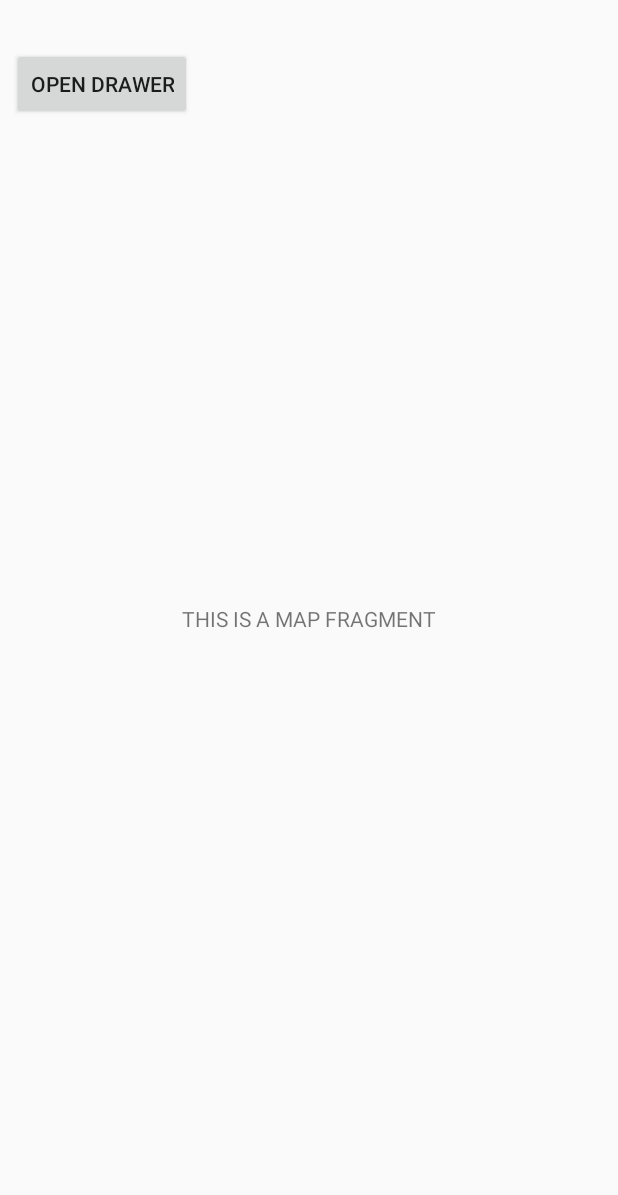
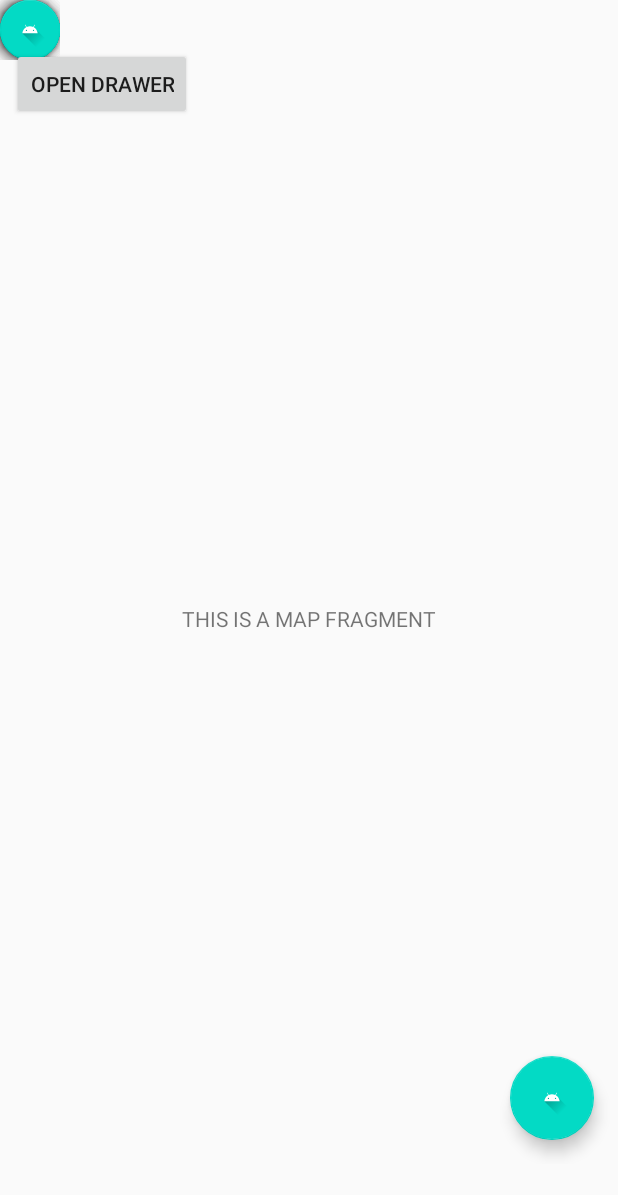
Before and after one commit to hbrtose/EniroNavigationPrototype, an Android app: the screen it shows after launch (MapActivity), on a phone screen of 412 x 824 dp. Shown: the top 1195 px of the screen. Run offline under Robolectric (Android 15) with nearby library versions, the phone set to English and light mode, and no system bars; our stand-ins replace Dagger/Hilt's generated code, RxJava.

Commit message:
unfinished fab

```diff
--- a/app/src/main/java/com/eniro/nautical/presentation/scene/map/NauticalMapFragment.kt
+++ b/app/src/main/java/com/eniro/nautical/presentation/scene/map/NauticalMapFragment.kt
@@ -4,24 +4,40 @@ import android.os.Bundle
 import android.view.LayoutInflater
 import android.view.View
 import android.view.ViewGroup
+import android.widget.Toast
 import androidx.fragment.app.activityViewModels
+import com.eniro.nautical.R
 import com.eniro.nautical.databinding.FragmentNauticalMapBinding
-import com.eniro.nautical.presentation.base.BaseFragment
 import com.eniro.nautical.presentation.base.BaseViewBindingFragment
-import com.eniro.nautical.presentation.scene.map.NavCoordinatorViewModel
+import com.eniro.nautical.presentation.util.floatingactionmenu.FloatingActionMenuItem
 import dagger.hilt.android.AndroidEntryPoint
 
 @AndroidEntryPoint
 class NauticalMapFragment: BaseViewBindingFragment<FragmentNauticalMapBinding, NauticalMapViewModel>(NauticalMapViewModel::class) {
 
     private val navCoordinatorViewModel: NavCoordinatorViewModel by activityViewModels()
-
     override fun bind(inflater: LayoutInflater, container: ViewGroup?): FragmentNauticalMapBinding {
         return FragmentNauticalMapBinding.inflate(inflater, container, false)
     }
 
     override fun onViewCreated(view: View, savedInstanceState: Bundle?) {
         super.onViewCreated(view, savedInstanceState)
+        binding.fabMain.addVerticalItems(listOf(
+            FloatingActionMenuItem(R.drawable.ic_launcher_foreground, R.string.app_name) { Toast.makeText(context, "poi", Toast.LENGTH_LONG).show() },
+            FloatingActionMenuItem(R.drawable.ic_launcher_foreground, R.string.app_name) { Toast.makeText(context, "ais", Toast.LENGTH_LONG).show() },
+            FloatingActionMenuItem(R.drawable.ic_launcher_foreground, R.string.app_name) { Toast.makeText(context, "harbor", Toast.LENGTH_LONG).show() }
+        ))
+        binding.fabMain.addHorizontalItems(listOf(
+            FloatingActionMenuItem(R.drawable.ic_launcher_foreground, R.string.app_name) { Toast.makeText(context, "nautical", Toast.LENGTH_LONG).show() },
+            FloatingActionMenuItem(R.drawable.ic_launcher_foreground, R.string.app_name) { Toast.makeText(context, "aerial", Toast.LENGTH_LONG).show() },
+            FloatingActionMenuItem(R.drawable.ic_launcher_foreground, R.string.app_name) { Toast.makeText(context, "hybrid", Toast.LENGTH_LONG).show() }
+        ))
         binding.drawerOpener.setOnClickListener { navCoordinatorViewModel.openDrawer() }
+        binding.fabMain.getButton().setOnClickListener { viewModel.toggleFab() }
+        viewModel.fabExpanded.observe(viewLifecycleOwner, { toggleFab(it) })
+    }
+
+    private fun toggleFab(open: Boolean) {
+        binding.fabMain.toggle(open)
     }
 }
--- a/app/src/main/java/com/eniro/nautical/presentation/scene/map/NauticalMapViewModel.kt
+++ b/app/src/main/java/com/eniro/nautical/presentation/scene/map/NauticalMapViewModel.kt
@@ -1,9 +1,22 @@
 package com.eniro.nautical.presentation.scene.map
 
+import androidx.lifecycle.LiveData
+import androidx.lifecycle.MutableLiveData
 import com.eniro.nautical.presentation.base.BaseViewModel
 import dagger.hilt.android.lifecycle.HiltViewModel
 import javax.inject.Inject
 
 @HiltViewModel
 class NauticalMapViewModel @Inject constructor() : BaseViewModel() {
+
+    private val _fabExpanded = MutableLiveData<Boolean>()
+    val fabExpanded: LiveData<Boolean> = _fabExpanded
+
+    init {
+        _fabExpanded.value = false
+    }
+
+    fun toggleFab() {
+        _fabExpanded.value = _fabExpanded.value?.not()
+    }
 }
--- a/app/src/main/java/com/eniro/nautical/presentation/scene/menu/MainMenuAdapter.kt
+++ b/app/src/main/java/com/eniro/nautical/presentation/scene/menu/MainMenuAdapter.kt
@@ -4,7 +4,6 @@ import android.view.LayoutInflater
 import android.view.ViewGroup
 import androidx.recyclerview.widget.RecyclerView
 import com.eniro.nautical.databinding.ItemMainMenuBinding
-import com.eniro.nautical.util.visible
 
 class MainMenuAdapter(private val items: List<MainMenuItem>): RecyclerView.Adapter<MainMenuAdapter.MainMenuHolder>() {
 
@@ -24,13 +23,8 @@ class MainMenuAdapter(private val items: List<MainMenuItem>): RecyclerView.Adapt
         fun bind(item: MainMenuItem) {
             binding.icon.setImageResource(item.icon)
             binding.title.setText(item.name)
-            item.onSwitch?.let {
-                binding.toggle.setOnCheckedChangeListener { _, isChecked -> it(isChecked) }
-            } ?: binding.toggle.visible(false)
             binding.root.setOnClickListener {
-                if (item.onSwitch == null || binding.toggle.isChecked) {
-                    item.onClick()
-                }
+                item.onClick()
             }
         }
     }
--- a/app/src/main/java/com/eniro/nautical/presentation/scene/menu/MainMenuFragment.kt
+++ b/app/src/main/java/com/eniro/nautical/presentation/scene/menu/MainMenuFragment.kt
@@ -31,35 +31,15 @@ class MainMenuFragment: BaseViewBindingFragment<FragmentMenuMainBinding, MainMen
 
     private fun getMainMenu(): List<MainMenuItem> {
         return listOf(
-            MainMenuItem(
-                R.mipmap.ic_launcher,
-                R.string.products,
-                { findNavController().navigate(R.id.action_mainMenuFragment_to_productsFragment) },
-                null
-             ),
-            MainMenuItem(
-                R.mipmap.ic_launcher,
-                R.string.pois,
-                { findNavController().navigate(R.id.action_mainMenuFragment_to_POIListFragment) },
-                {
-                    if (it) {
-                        navCoordinatorViewModel.removeOverlays()
-                        navCoordinatorViewModel.showPois()
-                    } else {
-                        navCoordinatorViewModel.hidePois()
-                    }
-                }
-            ),
-            MainMenuItem(
-                R.mipmap.ic_launcher,
-                R.string.search,
-                {
-                    navCoordinatorViewModel.closeDrawer()
-                    navCoordinatorViewModel.removeOverlays()
-                    navCoordinatorViewModel.navigateToOverlay(R.id.action_nauticalMapFragment_to_geoSearchOverlayFragment)
-                },
-                null
-            )
+            MainMenuItem(R.mipmap.ic_launcher, R.string.products) {
+                findNavController().navigate(R.id.action_mainMenuFragment_to_productsFragment) },
+            MainMenuItem(R.mipmap.ic_launcher, R.string.pois) {
+                findNavController().navigate(R.id.action_mainMenuFragment_to_POIListFragment) },
+            MainMenuItem(R.mipmap.ic_launcher, R.string.search) {
+                navCoordinatorViewModel.closeDrawer()
+                navCoordinatorViewModel.removeOverlays()
+                navCoordinatorViewModel.navigateToOverlay(R.id.action_nauticalMapFragment_to_geoSearchOverlayFragment)
+            }
         )
     }
 }
--- a/app/src/main/java/com/eniro/nautical/presentation/scene/menu/MainMenuItem.kt
+++ b/app/src/main/java/com/eniro/nautical/presentation/scene/menu/MainMenuItem.kt
@@ -6,6 +6,5 @@ import androidx.annotation.StringRes
 data class MainMenuItem(
     @DrawableRes val icon: Int,
     @StringRes val name: Int,
-    val onClick: () -> Unit,
-    val onSwitch: ((Boolean) -> Unit)?
+    val onClick: () -> Unit
 )
--- /dev/null
+++ b/app/src/main/java/com/eniro/nautical/presentation/util/floatingactionmenu/FloatingActionLabelButton.kt
@@ -0,0 +1,82 @@
+package com.eniro.nautical.presentation.util.floatingactionmenu
+
+import android.content.Context
+import android.util.AttributeSet
+import android.widget.TextView
+import android.widget.Toast
+import androidx.annotation.ColorRes
+import androidx.annotation.DrawableRes
+import androidx.annotation.StringRes
+import androidx.constraintlayout.widget.ConstraintLayout
+import androidx.core.content.ContextCompat
+import com.eniro.nautical.R
+import com.google.android.material.floatingactionbutton.FloatingActionButton
+
+class FloatingActionLabelSideButton @JvmOverloads constructor(context: Context, attrs: AttributeSet? = null, defStyleAttr: Int = 0)
+    : FloatingActionLabelButton(context, attrs, defStyleAttr) {
+
+    override val layoutRes: Int
+        get() = R.layout.floating_action_label_side_button
+}
+
+class FloatingActionLabelBelowButton @JvmOverloads constructor(context: Context, attrs: AttributeSet? = null, defStyleAttr: Int = 0)
+    : FloatingActionLabelButton(context, attrs, defStyleAttr) {
+
+    override val layoutRes: Int
+        get() = R.layout.floating_action_label_below_button
+}
+
+abstract class FloatingActionLabelButton @JvmOverloads constructor(context: Context, attrs: AttributeSet? = null, defStyleAttr: Int = 0)
+    : ConstraintLayout(context, attrs, defStyleAttr) {
+
+//    private var buttonColor: Int
+//    private var textColor: Int
+//    private var labelText: String
+//    private var icon: Int
+    private val textView: TextView
+    private val button: FloatingActionButton
+
+    abstract val layoutRes: Int
+
+    init {
+        inflate(context, layoutRes, this)
+//        context.theme.obtainStyledAttributes(attrs, R.styleable.FloatingActionLabelButton, 0 ,0).apply {
+//            try {
+//                buttonColor = getResourceId(R.styleable.FloatingActionLabelButton_button_color, 0)
+//                textColor = getResourceId(R.styleable.FloatingActionLabelButton_label_color, 0)
+//                val textRes = getResourceId(R.styleable.FloatingActionLabelButton_label, 0)
+//                labelText = context.getString(textRes)
+//                icon = getResourceId(R.styleable.FloatingActionLabelButton_button_icon, 0)
+//            } finally {
+//                recycle()
+//            }
+//        }
+        textView = findViewById(R.id.fab_label)
+        button = findViewById(R.id.fab_item)
+    }
+
+    fun setOnClickListener(onClick: () -> Unit) {
+        button.setOnClickListener { onClick() }
+        invalidate()
+    }
+
+    fun setButtonBg(@ColorRes res: Int) {
+        button.setBackgroundColor(resources.getColor(res))
+        invalidate()
+    }
+
+    fun setButtonIcon(@DrawableRes res: Int) {
+        button.setImageDrawable(ContextCompat.getDrawable(context, res))
+        invalidate()
+    }
+
+    fun setLabelText(@StringRes res: Int) {
+        textView.setText(res)
+        invalidate()
+    }
+
+    fun setTextColor(@ColorRes res: Int) {
+        textView.setTextColor(resources.getColor(res))
+        invalidate()
+    }
+}
--- /dev/null
+++ b/app/src/main/java/com/eniro/nautical/presentation/util/floatingactionmenu/FloatingActionMenu.kt
@@ -0,0 +1,120 @@
+package com.eniro.nautical.presentation.util.floatingactionmenu
+
+import android.content.Context
+import android.util.AttributeSet
+import androidx.constraintlayout.widget.ConstraintLayout
+import androidx.constraintlayout.widget.ConstraintSet
+import androidx.transition.TransitionManager
+import com.eniro.nautical.R
+import com.google.android.material.floatingactionbutton.FloatingActionButton
+
+class FloatingActionMenu @JvmOverloads constructor(context: Context, attrs: AttributeSet? = null, defStyleAttr: Int = 0) : ConstraintLayout(context, attrs, defStyleAttr) {
+
+    private val verticalItems = mutableListOf<FloatingActionLabelSideButton>()
+    private val horizontalItems = mutableListOf<FloatingActionLabelBelowButton>()
+    private val main: FloatingActionButton
+    private val parentView: ConstraintLayout
+
+    init {
+        inflate(context, R.layout.floating_action_menu, this)
+        main = findViewById(R.id.fab_toggle)
+        parentView = findViewById(R.id.floating_menu_parent)
+    }
+
+    fun getButton() : FloatingActionButton {
+        return main
+    }
+
+    fun toggle(show: Boolean) {
+        if (show) {
+            expand()
+        } else {
+            hide()
+        }
+    }
+
+    private fun expand(){
+        val constraintSet = ConstraintSet()
+        constraintSet.clone(parentView)
+        for ((index, item) in verticalItems.withIndex()) {
+            if (index == 0) {
+                constraintSet.addConstraintsForVertical(item.id, R.id.fab_toggle)
+            } else {
+                constraintSet.addConstraintsForVertical(item.id, verticalItems[index-1].id)
+            }
+        }
+        for ((index, item) in horizontalItems.withIndex()) {
+            if (index == 0) {
+                constraintSet.addConstraintsForHorizontal(item.id, R.id.fab_toggle)
+            } else {
+                constraintSet.addConstraintsForHorizontal(item.id, horizontalItems[index-1].id)
+            }
+        }
+        constraintSet.applyTo(this)
+        TransitionManager.beginDelayedTransition(this)
+    }
+
+    private fun hide() {
+        val constraintSet = ConstraintSet()
+        constraintSet.clone(parentView)
+        for (item in verticalItems) {
+            constraintSet.addConstraintsForHide(item.id)
+        }
+        for (item in horizontalItems) {
+            constraintSet.addConstraintsForHide(item.id)
+        }
+        constraintSet.applyTo(this)
+        TransitionManager.beginDelayedTransition(this)
+    }
+
+    fun addVerticalItems(items: List<FloatingActionMenuItem>) {
+        verticalItems.addAll(items.map {
+            FloatingActionLabelSideButton((context)).apply {
+                createItem(this, it)
+            }
+        })
+    }
+
+    fun addHorizontalItems(items: List<FloatingActionMenuItem>) {
+        horizontalItems.addAll(items.map {
+            FloatingActionLabelBelowButton((context)).apply {
+                createItem(this, it)
+            }
+        })
+    }
+
+    private fun createItem(item: FloatingActionLabelButton, data: FloatingActionMenuItem) {
+        item.apply {
+            setOnClickListener { data.onClick }
+            setButtonIcon(data.icon)
+            setLabelText(data.label)
+            id = generateViewId()
+            val params = LayoutParams(LayoutParams.MATCH_PARENT, LayoutParams.MATCH_PARENT)
+            layoutParams = params
+            parentView.addView(this)
+            val constraintSet = ConstraintSet()
+            constraintSet.clone(parentView)
+            constraintSet.addConstraintsForHide(id)
+            constraintSet.applyTo(this)
+        }
+    }
+
+    private fun ConstraintSet.addConstraintsForVertical(currentId: Int, previousId:Int) {
+        connect(currentId, ConstraintSet.BOTTOM, previousId, ConstraintSet.TOP)
+        connect(currentId, ConstraintSet.END, R.id.fab_toggle, ConstraintSet.END)
+    }
+
+    private fun ConstraintSet.addConstraintsForHorizontal(currentId: Int, previousId:Int) {
+        connect(currentId, ConstraintSet.TOP, R.id.fab_toggle, ConstraintSet.TOP)
+        connect(currentId, ConstraintSet.END, previousId, ConstraintSet.START)
+    }
+
+    private fun ConstraintSet.addConstraintsForHide(currentId: Int) {
+        connect(currentId, ConstraintSet.TOP, R.id.fab_toggle, ConstraintSet.TOP)
+        connect(currentId, ConstraintSet.END, R.id.fab_toggle, ConstraintSet.END)
+    }
+
+    private fun ConstraintSet.constrainMainToParent() {
+
+    }
+}
--- /dev/null
+++ b/app/src/main/java/com/eniro/nautical/presentation/util/floatingactionmenu/FloatingActionMenuItem.kt
@@ -0,0 +1,6 @@
+package com.eniro.nautical.presentation.util.floatingactionmenu
+
+import androidx.annotation.DrawableRes
+import androidx.annotation.StringRes
+
+data class FloatingActionMenuItem(@DrawableRes val icon: Int, @StringRes val label: Int, val onClick: () -> Unit)
--- a/app/src/main/java/com/eniro/nautical/presentation/util/view.kt
+++ b/app/src/main/java/com/eniro/nautical/presentation/util/view.kt
@@ -1,4 +1,4 @@
-package com.eniro.nautical.util
+package com.eniro.nautical.presentation.util
 
 import android.view.View
 
--- /dev/null
+++ b/app/src/main/res/layout/floating_action_label_below_button.xml
@@ -0,0 +1,31 @@
+<?xml version="1.0" encoding="utf-8"?>
+<androidx.constraintlayout.widget.ConstraintLayout
+    xmlns:android="http://schemas.android.com/apk/res/android"
+    xmlns:app="http://schemas.android.com/apk/res-auto"
+    xmlns:tools="http://schemas.android.com/tools"
+    android:id="@+id/fab_parent"
+    android:layout_width="wrap_content"
+    android:layout_height="wrap_content">
+
+    <com.google.android.material.floatingactionbutton.FloatingActionButton
+        android:id="@+id/fab_item"
+        android:layout_width="wrap_content"
+        android:layout_height="wrap_content"
+        android:clickable="true"
+        app:fabSize="mini"
+        app:layout_constraintEnd_toEndOf="parent"
+        app:layout_constraintTop_toTopOf="parent"
+        app:srcCompat="@drawable/ic_launcher_background" />
+
+    <TextView
+        android:id="@+id/fab_label"
+        android:layout_width="wrap_content"
+        android:layout_height="wrap_content"
+        android:layout_marginTop="8dp"
+        android:maxLines="2"
+        android:text="TextView"
+        android:visibility="gone"
+        app:layout_constraintStart_toStartOf="@+id/fab_item"
+        app:layout_constraintEnd_toEndOf="@+id/fab_item"
+        app:layout_constraintTop_toBottomOf="@+id/fab_item" />
+</androidx.constraintlayout.widget.ConstraintLayout>
--- /dev/null
+++ b/app/src/main/res/layout/floating_action_label_side_button.xml
@@ -0,0 +1,30 @@
+<?xml version="1.0" encoding="utf-8"?>
+<androidx.constraintlayout.widget.ConstraintLayout
+    xmlns:android="http://schemas.android.com/apk/res/android"
+    xmlns:app="http://schemas.android.com/apk/res-auto"
+    xmlns:tools="http://schemas.android.com/tools"
+    android:id="@+id/fab_parent"
+    android:layout_width="wrap_content"
+    android:layout_height="wrap_content">
+
+    <com.google.android.material.floatingactionbutton.FloatingActionButton
+        android:id="@+id/fab_item"
+        android:layout_width="wrap_content"
+        android:layout_height="wrap_content"
+        android:clickable="true"
+        app:fabSize="mini"
+        app:layout_constraintEnd_toEndOf="parent"
+        app:layout_constraintTop_toTopOf="parent"
+        app:srcCompat="@drawable/ic_launcher_background" />
+
+    <TextView
+        android:id="@+id/fab_label"
+        android:layout_width="wrap_content"
+        android:layout_height="wrap_content"
+        android:layout_marginEnd="8dp"
+        android:text="TextView"
+        android:visibility="gone"
+        app:layout_constraintBottom_toBottomOf="@+id/fab_item"
+        app:layout_constraintEnd_toStartOf="@+id/fab_item"
+        app:layout_constraintTop_toTopOf="@+id/fab_item" />
+</androidx.constraintlayout.widget.ConstraintLayout>
--- /dev/null
+++ b/app/src/main/res/layout/floating_action_menu.xml
@@ -0,0 +1,21 @@
+<?xml version="1.0" encoding="utf-8"?>
+<androidx.constraintlayout.widget.ConstraintLayout
+    xmlns:android="http://schemas.android.com/apk/res/android"
+    xmlns:app="http://schemas.android.com/apk/res-auto"
+    android:id="@+id/floating_menu_parent"
+    android:layout_width="match_parent"
+    android:paddingEnd="16dp"
+    android:paddingBottom="16dp"
+    android:clipToPadding="false"
+    android:layout_height="match_parent">
+
+    <com.google.android.material.floatingactionbutton.FloatingActionButton
+        android:id="@+id/fab_toggle"
+        android:layout_width="wrap_content"
+        android:layout_height="wrap_content"
+        android:clickable="true"
+        android:focusable="true"
+        app:layout_constraintBottom_toBottomOf="parent"
+        app:layout_constraintEnd_toEndOf="parent"
+        app:srcCompat="@drawable/ic_launcher_foreground" />
+</androidx.constraintlayout.widget.ConstraintLayout>
--- a/app/src/main/res/layout/fragment_nautical_map.xml
+++ b/app/src/main/res/layout/fragment_nautical_map.xml
@@ -26,4 +26,16 @@
         app:layout_constraintStart_toStartOf="parent"
         app:layout_constraintTop_toTopOf="parent" />
 
+    <com.eniro.nautical.presentation.util.floatingactionmenu.FloatingActionMenu
+        android:id="@+id/fab_main"
+        android:layout_width="match_parent"
+        android:layout_height="match_parent"
+        android:layout_marginBottom="48dp"
+        android:clickable="true"
+        android:focusable="true"
+        android:tooltipText="POI"
+        app:layout_constraintBottom_toBottomOf="parent"
+        app:layout_constraintEnd_toEndOf="parent"
+        app:srcCompat="@drawable/ic_launcher_foreground" />
+
 </androidx.constraintlayout.widget.ConstraintLayout>
--- a/app/src/main/res/layout/item_main_menu.xml
+++ b/app/src/main/res/layout/item_main_menu.xml
@@ -28,14 +28,4 @@
         app:layout_constraintEnd_toStartOf="@+id/toggle"
         app:layout_constraintStart_toEndOf="@+id/icon"
         app:layout_constraintTop_toTopOf="@+id/icon" />
-
-    <androidx.appcompat.widget.SwitchCompat
-        android:id="@+id/toggle"
-        android:layout_width="wrap_content"
-        android:layout_height="wrap_content"
-        android:layout_marginEnd="8dp"
-        android:layout_marginRight="8dp"
-        app:layout_constraintBottom_toBottomOf="@+id/title"
-        app:layout_constraintEnd_toEndOf="parent"
-        app:layout_constraintTop_toTopOf="@+id/title" />
 </androidx.constraintlayout.widget.ConstraintLayout>
--- /dev/null
+++ b/app/src/main/res/values/attrs.xml
@@ -0,0 +1,10 @@
+<?xml version="1.0" encoding="utf-8"?>
+<resources>
+    <declare-styleable name="FloatingActionLabelButton">
+        <attr name="button_color" format="reference"/>
+        <attr name="label" format="reference"/>
+        <attr name="label_color" format="reference"/>
+        <attr name="button_icon" format="reference"/>
+        <attr name="vertical" format="boolean"/>
+    </declare-styleable>
+</resources>
--- /dev/null
+++ b/app/src/main/res/values/dimen.xml
@@ -0,0 +1,4 @@
+<?xml version="1.0" encoding="utf-8"?>
+<resources>
+    <dimen name="fab_separation">16dp</dimen>
+</resources>
```
